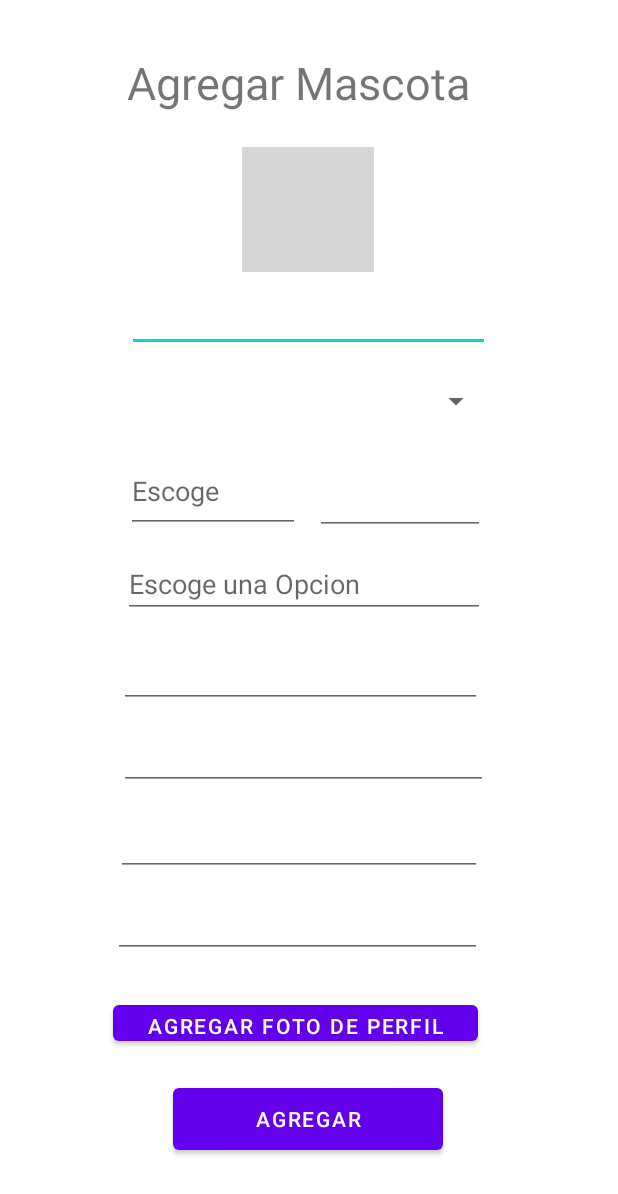
After one commit to jincld/Onepet-App, an Android app: the layout fragment_agregarmascotaas.xml on its own in the app's theme, with its tools: preview values and no code run, on a phone screen of 412 x 824 dp. The commit adds this screen. Shown: the top 1194 px of the screen. Run offline under Robolectric (Android 15) with nearby library versions, the phone set to English and light mode, and no system bars; Roboto replaces fonts that are not available here; grey boxes are pictures that could not be loaded.

Commit message:
Agregar mascotas avance

```diff
--- /dev/null
+++ b/app/src/main/java/modelo/dataClassEspecie.kt
@@ -0,0 +1,6 @@
+package modelo
+
+data class dataClassEspecie (
+   var UUID_especie: String,
+    var nombre_especie: String
+    )
--- /dev/null
+++ b/app/src/main/res/layout/fragment_agregarmascotaas.xml
@@ -0,0 +1,225 @@
+<?xml version="1.0" encoding="utf-8"?>
+<FrameLayout xmlns:android="http://schemas.android.com/apk/res/android"
+    xmlns:app="http://schemas.android.com/apk/res-auto"
+    xmlns:tools="http://schemas.android.com/tools"
+    android:layout_width="match_parent"
+    android:layout_height="match_parent"
+    tools:context=".agregarmascotaas">
+
+    <ScrollView
+        android:layout_width="match_parent"
+        android:layout_height="match_parent">
+
+        <androidx.constraintlayout.widget.ConstraintLayout
+            android:layout_width="match_parent"
+            android:layout_height="wrap_content">
+
+            <TextView
+                android:id="@+id/textAgregarMascota"
+                android:layout_width="250dp"
+                android:layout_height="45dp"
+                android:layout_marginBottom="142dp"
+                android:text="Agregar Mascota"
+                android:textSize="30sp"
+                app:layout_constraintBottom_toBottomOf="parent"
+                app:layout_constraintEnd_toEndOf="parent"
+                app:layout_constraintHorizontal_bias="0.521"
+                app:layout_constraintStart_toStartOf="parent"
+                app:layout_constraintTop_toTopOf="parent"
+                app:layout_constraintVertical_bias="0.055" />
+
+            <ImageView
+                android:id="@+id/imageView27"
+                android:layout_width="88dp"
+                android:layout_height="83dp"
+                android:layout_marginStart="45dp"
+                app:layout_constraintBottom_toBottomOf="parent"
+                app:layout_constraintEnd_toEndOf="parent"
+                app:layout_constraintHorizontal_bias="0.417"
+                app:layout_constraintStart_toStartOf="parent"
+                app:layout_constraintTop_toTopOf="parent"
+                app:layout_constraintVertical_bias="0.133"
+                tools:src="@tools:sample/avatars" />
+
+            <EditText
+                android:id="@+id/txtNombreMascota"
+                android:layout_width="242dp"
+                android:layout_height="47dp"
+                android:ems="10"
+                android:inputType="text"
+                app:layout_constraintBottom_toBottomOf="parent"
+                app:layout_constraintEnd_toEndOf="parent"
+                app:layout_constraintHorizontal_bias="0.497"
+                app:layout_constraintStart_toStartOf="parent"
+                app:layout_constraintTop_toTopOf="parent"
+                app:layout_constraintVertical_bias="0.243" />
+
+            <EditText
+                android:id="@+id/txtGeneroMascota"
+                android:layout_width="116dp"
+                android:layout_height="55dp"
+                android:ems="10"
+                android:hint="Escoge"
+                android:inputType="text"
+                app:layout_constraintBottom_toBottomOf="parent"
+                app:layout_constraintEnd_toEndOf="parent"
+                app:layout_constraintHorizontal_bias="0.284"
+                app:layout_constraintStart_toStartOf="parent"
+                app:layout_constraintTop_toTopOf="parent"
+                app:layout_constraintVertical_bias="0.393" />
+
+            <EditText
+                android:id="@+id/txtPesoMascota"
+                android:layout_width="113dp"
+                android:layout_height="58dp"
+                android:ems="10"
+                android:inputType="text"
+                app:layout_constraintBottom_toBottomOf="parent"
+                app:layout_constraintEnd_toEndOf="parent"
+                app:layout_constraintHorizontal_bias="0.704"
+                app:layout_constraintStart_toStartOf="parent"
+                app:layout_constraintTop_toTopOf="parent"
+                app:layout_constraintVertical_bias="0.392" />
+
+            <EditText
+                android:id="@+id/txtAñoMascota"
+                android:layout_width="241dp"
+                android:layout_height="45dp"
+                android:ems="10"
+                android:hint="Escoge una Opcion"
+                android:inputType="text"
+                app:layout_constraintBottom_toBottomOf="parent"
+                app:layout_constraintEnd_toEndOf="parent"
+                app:layout_constraintHorizontal_bias="0.482"
+                app:layout_constraintStart_toStartOf="parent"
+                app:layout_constraintTop_toTopOf="parent"
+                app:layout_constraintVertical_bias="0.474" />
+
+            <EditText
+                android:id="@+id/txtEnfermedadesCMascota"
+                android:layout_width="242dp"
+                android:layout_height="45dp"
+                android:ems="10"
+                android:inputType="text"
+                app:layout_constraintBottom_toBottomOf="parent"
+                app:layout_constraintEnd_toEndOf="parent"
+                app:layout_constraintHorizontal_bias="0.467"
+                app:layout_constraintStart_toStartOf="parent"
+                app:layout_constraintTop_toTopOf="parent"
+                app:layout_constraintVertical_bias="0.551" />
+
+            <EditText
+                android:id="@+id/txtProcedimientosMAscota"
+                android:layout_width="246dp"
+                android:layout_height="41dp"
+                android:ems="10"
+                android:inputType="text"
+                app:layout_constraintBottom_toBottomOf="parent"
+                app:layout_constraintEnd_toEndOf="parent"
+                app:layout_constraintHorizontal_bias="0.478"
+                app:layout_constraintStart_toStartOf="parent"
+                app:layout_constraintTop_toTopOf="parent"
+                app:layout_constraintVertical_bias="0.624" />
+
+            <EditText
+                android:id="@+id/txtAlergiasMascota"
+                android:layout_width="246dp"
+                android:layout_height="44dp"
+                android:ems="10"
+                android:inputType="text"
+                app:layout_constraintBottom_toBottomOf="parent"
+                app:layout_constraintEnd_toEndOf="parent"
+                app:layout_constraintHorizontal_bias="0.454"
+                app:layout_constraintStart_toStartOf="parent"
+                app:layout_constraintTop_toTopOf="parent"
+                app:layout_constraintVertical_bias="0.767" />
+
+            <Button
+                android:id="@+id/btnAgregarFotoMascota"
+                android:layout_width="243dp"
+                android:layout_height="36dp"
+                android:text="Agregar foto de Perfil"
+                app:layout_constraintBottom_toBottomOf="parent"
+                app:layout_constraintEnd_toEndOf="parent"
+                app:layout_constraintHorizontal_bias="0.446"
+                app:layout_constraintStart_toStartOf="parent"
+                app:layout_constraintTop_toTopOf="parent"
+                app:layout_constraintVertical_bias="0.848" />
+
+            <Button
+                android:id="@+id/btnAgregarMascotas"
+                android:layout_width="180dp"
+                android:layout_height="53dp"
+                android:text="Agregar"
+                app:layout_constraintBottom_toBottomOf="parent"
+                app:layout_constraintEnd_toEndOf="parent"
+                app:layout_constraintHorizontal_bias="0.497"
+                app:layout_constraintStart_toStartOf="parent"
+                app:layout_constraintTop_toTopOf="parent"
+                app:layout_constraintVertical_bias="0.939" />
+
+            <Spinner
+                android:id="@+id/spEspecie"
+                android:layout_width="243dp"
+                android:layout_height="40dp"
+                app:layout_constraintBottom_toBottomOf="parent"
+                app:layout_constraintEnd_toEndOf="parent"
+                app:layout_constraintStart_toStartOf="parent"
+                app:layout_constraintTop_toTopOf="parent"
+                app:layout_constraintVertical_bias="0.317" />
+
+            <ScrollView
+                android:id="@+id/scrollView2"
+                android:layout_width="match_parent"
+                android:layout_height="match_parent">
+
+                <LinearLayout
+                    android:layout_width="match_parent"
+                    android:layout_height="wrap_content"
+                    android:orientation="vertical" />
+            </ScrollView>
+
+            <ScrollView
+                android:layout_width="match_parent"
+                android:layout_height="match_parent">
+
+                <LinearLayout
+                    android:layout_width="match_parent"
+                    android:layout_height="wrap_content"
+                    android:orientation="vertical" />
+            </ScrollView>
+
+            <ScrollView
+                android:layout_width="match_parent"
+                android:layout_height="match_parent">
+
+                <LinearLayout
+                    android:layout_width="match_parent"
+                    android:layout_height="wrap_content"
+                    android:orientation="vertical" />
+            </ScrollView>
+
+            <TextView
+                android:id="@+id/textView5"
+                android:layout_width="wrap_content"
+                android:layout_height="wrap_content"
+                android:layout_marginBottom="800dp"
+                app:layout_constraintBottom_toBottomOf="parent"
+                tools:layout_editor_absoluteX="321dp" />
+
+            <EditText
+                android:id="@+id/txtRazaMascota"
+                android:layout_width="244dp"
+                android:layout_height="47dp"
+                android:ems="10"
+                android:inputType="text"
+                app:layout_constraintBottom_toBottomOf="parent"
+                app:layout_constraintEnd_toEndOf="parent"
+                app:layout_constraintHorizontal_bias="0.461"
+                app:layout_constraintStart_toStartOf="parent"
+                app:layout_constraintTop_toTopOf="parent"
+                app:layout_constraintVertical_bias="0.695" />
+
+        </androidx.constraintlayout.widget.ConstraintLayout>
+    </ScrollView>
+</FrameLayout>
--- a/app/src/main/res/navigation/mobile_navigation.xml
+++ b/app/src/main/res/navigation/mobile_navigation.xml
@@ -85,5 +85,10 @@
         android:name="jonathan.orellana.onepetapp.agregarmascotas"
         android:label="fragment_agregarmascotas"
         tools:layout="@layout/fragment_agregarmascotas" />
+    <fragment
+        android:id="@+id/agregarmascotaas"
+        android:name="jonathan.orellana.onepetapp.agregarmascotaas"
+        android:label="fragment_agregarmascotaas"
+        tools:layout="@layout/fragment_agregarmascotaas" />
 
 </navigation>
```
Also changed, not shown: app/src/main/java/jonathan/orellana/onepetapp/agregarmascotaas.kt (renamed from app/src/main/java/jonathan/orellana/onepetapp/agregarmascotas.kt, +100 -51 lines), app/src/main/java/jonathan/orellana/onepetapp/agregarmascotass.kt (deleted, +0 -171 lines), app/src/main/res/layout/fragment_agregarmascotas.xml (deleted, +0 -170 lines).
